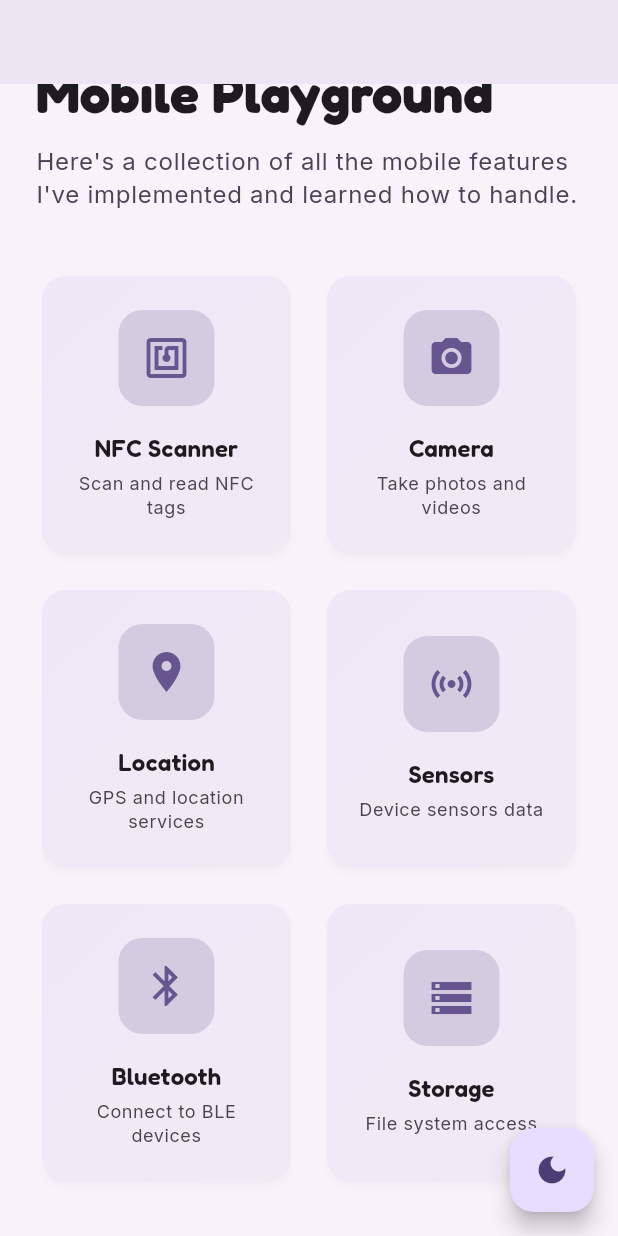
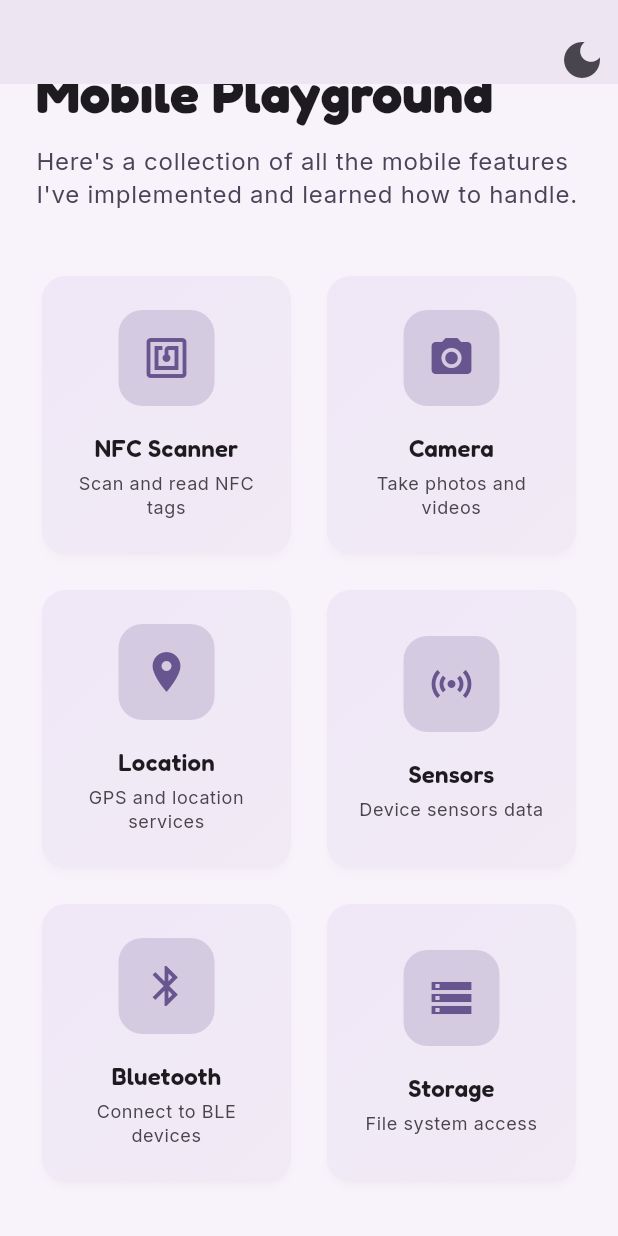
Before and after one commit to Buenaventura-Celine/mobile-playground, a Flutter app: the screen it shows after launch, scrolled down 48 dp, after a tap on the "light mode" icon, on a phone screen of 412 x 824 dp. Run offline on Flutter 3.47's test engine with Material 3 defaults, Android fonts, the light colour scheme and no system bars; our stand-ins replace flutter_riverpod, go_router, google_fonts; missing offline and left inert: nfc_manager.

Commit message:
fix switch toggle

```diff
--- a/lib/home/presentation/home_screen.dart
+++ b/lib/home/presentation/home_screen.dart
@@ -15,6 +15,24 @@ class HomeScreen extends ConsumerWidget {
       appBar: AppBar(
         backgroundColor: Theme.of(context).colorScheme.surfaceContainerLow,
         elevation: 0,
+        actions: [
+          Container(
+            margin: const EdgeInsets.only(top: 16.0, left: 16.0),
+            child: IconButton(
+              onPressed: () {
+                print('Theme toggle pressed');
+                ref.read(themeControllerProvider.notifier).toggleTheme();
+              },
+              tooltip: 'Toggle theme',
+              icon: Icon(
+                size: 32,
+                Theme.of(context).brightness == Brightness.dark
+                    ? Icons.light_mode
+                    : Icons.dark_mode,
+              ),
+            ),
+          ),
+        ],
       ),
       body: SafeArea(
         child: CustomScrollView(
@@ -79,18 +97,6 @@ class HomeScreen extends ConsumerWidget {
           ],
         ),
       ),
-      floatingActionButton: FloatingActionButton(
-        onPressed: () {
-          ref.read(themeControllerProvider.notifier).toggleTheme();
-        },
-        tooltip: 'Toggle theme',
-        backgroundColor: Theme.of(context).colorScheme.primaryContainer,
-        child: Icon(
-          Theme.of(context).brightness == Brightness.dark
-              ? Icons.light_mode
-              : Icons.dark_mode,
-        ),
-      ),
     );
   }
 }
```
